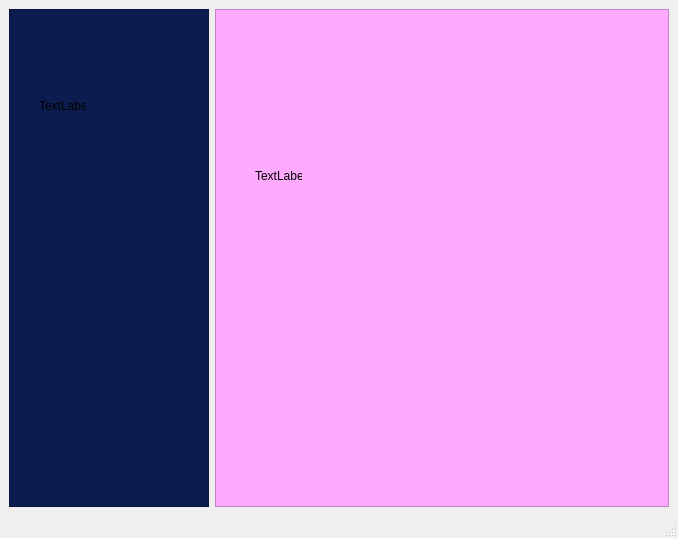
Old version of the form gui/quantri.ui in the repository trungnguyen9999/StudentCheckedFace.
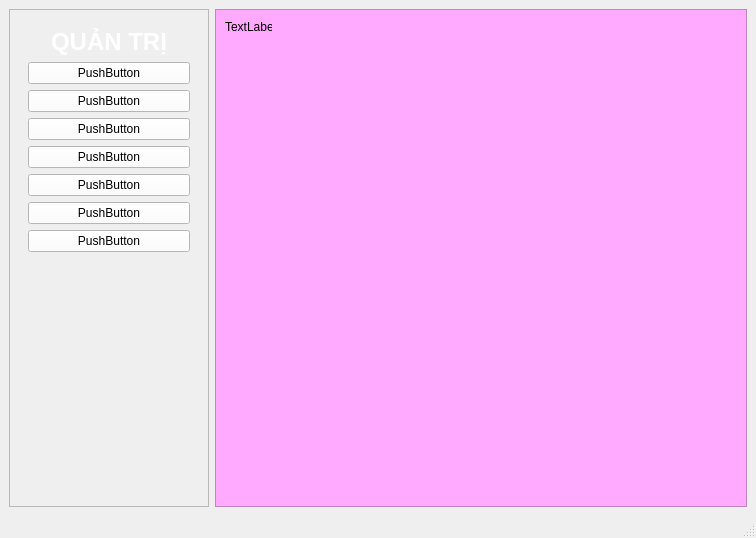
New version of the form.

Patch:
```diff
--- a/gui/quantri.ui
+++ b/gui/quantri.ui
@@ -6,7 +6,7 @@
    <rect>
     <x>0</x>
     <y>0</y>
-    <width>678</width>
+    <width>756</width>
     <height>538</height>
    </rect>
   </property>
@@ -19,6 +19,12 @@
      <layout class="QHBoxLayout" name="horizontalLayout_2">
       <item>
        <widget class="QFrame" name="frame">
+        <property name="minimumSize">
+         <size>
+          <width>0</width>
+          <height>0</height>
+         </size>
+        </property>
         <property name="maximumSize">
          <size>
           <width>200</width>
@@ -26,7 +32,11 @@
          </size>
         </property>
         <property name="styleSheet">
-         <string notr="true">background-color:rgb(13, 28, 79)</string>
+         <string notr="true">background-color:rgb(13, 28, 79);
+QPushButton{
+
+background-color: white;
+}</string>
         </property>
         <property name="frameShape">
          <enum>QFrame::StyledPanel</enum>
@@ -34,19 +44,106 @@
         <property name="frameShadow">
          <enum>QFrame::Raised</enum>
         </property>
-        <widget class="QLabel" name="label">
-         <property name="geometry">
-          <rect>
-           <x>30</x>
-           <y>90</y>
-           <width>47</width>
-           <height>13</height>
-          </rect>
-         </property>
-         <property name="text">
-          <string>TextLabel</string>
-         </property>
-        </widget>
+        <layout class="QFormLayout" name="formLayout">
+         <item row="0" column="0" colspan="2">
+          <widget class="QWidget" name="" native="true">
+           <property name="styleSheet">
+            <string notr="true">QPushButton{
+	background-color:white;
+}</string>
+           </property>
+           <layout class="QGridLayout" name="gridLayout_2">
+            <property name="horizontalSpacing">
+             <number>0</number>
+            </property>
+            <property name="verticalSpacing">
+             <number>6</number>
+            </property>
+            <item row="1" column="0">
+             <widget class="QPushButton" name="pushButton">
+              <property name="styleSheet">
+               <string notr="true">background-color: white;</string>
+              </property>
+              <property name="text">
+               <string>PushButton</string>
+              </property>
+             </widget>
+            </item>
+            <item row="0" column="0">
+             <widget class="QLabel" name="label">
+              <property name="maximumSize">
+               <size>
+                <width>16777215</width>
+                <height>50</height>
+               </size>
+              </property>
+              <property name="font">
+               <font>
+                <pointsize>18</pointsize>
+                <weight>75</weight>
+                <bold>true</bold>
+               </font>
+              </property>
+              <property name="styleSheet">
+               <string notr="true">color: white;</string>
+              </property>
+              <property name="text">
+               <string>QUẢN TRỊ</string>
+              </property>
+              <property name="alignment">
+               <set>Qt::AlignCenter</set>
+              </property>
+              <property name="margin">
+               <number>10</number>
+              </property>
+             </widget>
+            </item>
+            <item row="4" column="0">
+             <widget class="QPushButton" name="pushButton_3">
+              <property name="text">
+               <string>PushButton</string>
+              </property>
+             </widget>
+            </item>
+            <item row="5" column="0">
+             <widget class="QPushButton" name="pushButton_7">
+              <property name="text">
+               <string>PushButton</string>
+              </property>
+             </widget>
+            </item>
+            <item row="2" column="0">
+             <widget class="QPushButton" name="pushButton_2">
+              <property name="text">
+               <string>PushButton</string>
+              </property>
+             </widget>
+            </item>
+            <item row="3" column="0">
+             <widget class="QPushButton" name="pushButton_4">
+              <property name="text">
+               <string>PushButton</string>
+              </property>
+             </widget>
+            </item>
+            <item row="6" column="0">
+             <widget class="QPushButton" name="pushButton_6">
+              <property name="text">
+               <string>PushButton</string>
+              </property>
+             </widget>
+            </item>
+            <item row="7" column="0">
+             <widget class="QPushButton" name="pushButton_5">
+              <property name="text">
+               <string>PushButton</string>
+              </property>
+             </widget>
+            </item>
+           </layout>
+          </widget>
+         </item>
+        </layout>
        </widget>
       </item>
       <item>
@@ -63,10 +160,10 @@
         <widget class="QLabel" name="label_2">
          <property name="geometry">
           <rect>
-           <x>40</x>
-           <y>160</y>
+           <x>10</x>
+           <y>10</y>
            <width>47</width>
-           <height>13</height>
+           <height>16</height>
           </rect>
          </property>
          <property name="text">
```
